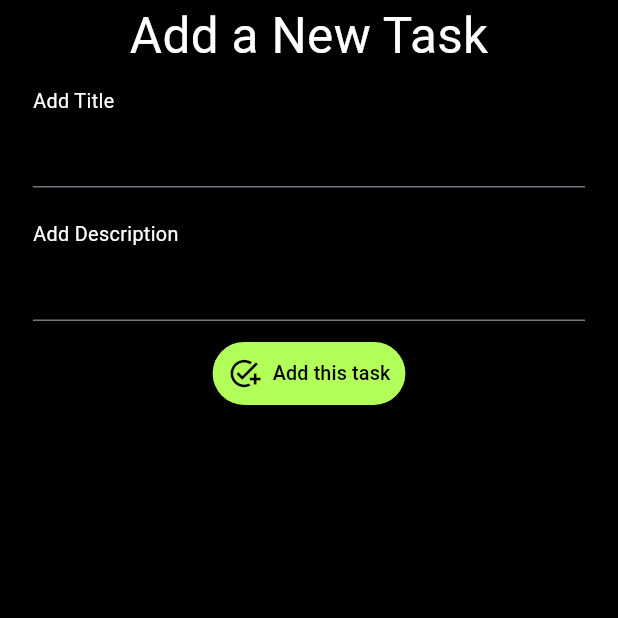
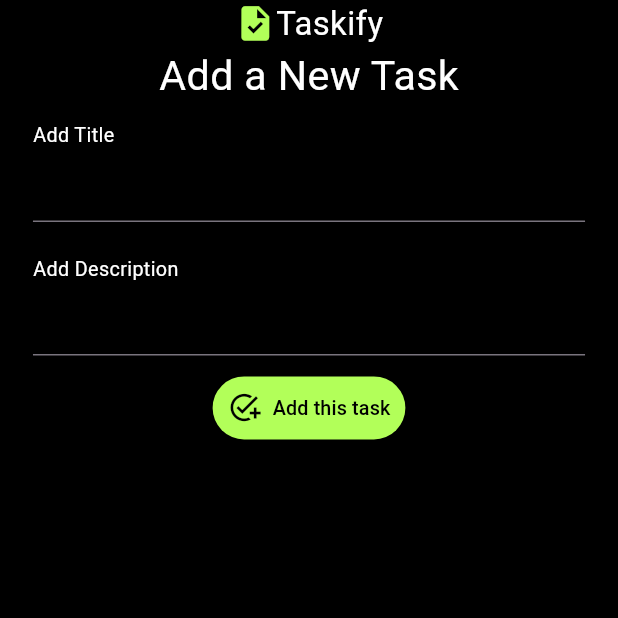
Before and after one commit to fahimmahmud618/Taskify, a Flutter app: the screen it shows after launch, after a tap on the "add" icon, on a phone screen of 412 x 824 dp, the top half of it. Run offline on Flutter 3.47's test engine with Material 3 defaults, Android fonts, the phone set to English and light mode, and no system bars; accounts and stored records are empty.

Commit message:
add task complete without backend

```diff
--- a/lib/pages/add_task_page.dart
+++ b/lib/pages/add_task_page.dart
@@ -1,16 +1,20 @@
 import 'package:flutter/material.dart';
 import 'package:taskify/widgets/input_widget.dart';
 import 'package:taskify/styles.dart';
+import 'package:taskify/widgets/taskify_nameplate.dart';
+
 class AddTask extends StatefulWidget {
-  const AddTask({super.key});
+  const AddTask({Key? key, required this.addToDoItem}) : super(key: key);
+
+  final Function(String, String) addToDoItem;
 
   @override
   State<AddTask> createState() => _AddTaskState();
 }
 
 class _AddTaskState extends State<AddTask> {
-  TextEditingController taskTitle = new TextEditingController();
-  TextEditingController taskDescription = new TextEditingController();
+  TextEditingController taskTitle = TextEditingController();
+  TextEditingController taskDescription = TextEditingController();
 
   @override
   Widget build(BuildContext context) {
@@ -18,16 +22,18 @@ class _AddTaskState extends State<AddTask> {
       body: Container(
         child: Column(
           children: [
-            Text("Add a New Task", style: headingStyle(context),),
-            InputTextWidget("Add Title",taskTitle, context),
-            InputTextWidget("Add Description",taskDescription, context),
+            TaskifyNameplate(context),
+            Text("Add a New Task", style: headingStyle(context)),
+            InputTextWidget("Add Title", taskTitle, context),
+            InputTextWidget("Add Description", taskDescription, context),
             TextButton.icon(
-                onPressed: (){},
-                icon: Icon(Icons.add_task,size: 20*get_scale_factor(context),),
-                label: Text("Add this task", style: normalTextStyle(context),),
-
+              onPressed: () {
+                widget.addToDoItem(taskTitle.text, taskDescription.text);
+                Navigator.pop(context);
+              },
+              icon: Icon(Icons.add_task, size: 20 * get_scale_factor(context)),
+              label: Text("Add this task", style: normalTextStyle(context)),
             ),
-
           ],
         ),
       ),
--- a/lib/pages/home_page.dart
+++ b/lib/pages/home_page.dart
@@ -1,7 +1,7 @@
 import 'package:flutter/material.dart';
 import 'package:taskify/pages/add_task_page.dart';
 import 'package:taskify/widgets/task_tile_widget.dart';
-
+import 'package:taskify/widgets/taskify_nameplate.dart';
 import '../model/todo.dart';
 import '../model/user.dart';
 
@@ -42,6 +42,7 @@ class _HomePageState extends State<HomePage> {
             padding: EdgeInsets.symmetric(horizontal: 15),
             child: Column(
               children: [
+                TaskifyNameplate(context),
                 searchBox(),
                 Expanded(child: ListView(
                   children: [
@@ -60,7 +61,7 @@ class _HomePageState extends State<HomePage> {
       ),
       floatingActionButton: FloatingActionButton(
         onPressed: () {
-          Navigator.push(context, MaterialPageRoute(builder: (context) => AddTask()));
+          Navigator.push(context, MaterialPageRoute(builder: (context) => AddTask(addToDoItem: _addToDoItem,)));
         },
         child: Icon(Icons.add),
         shape: CircleBorder(),
@@ -80,8 +81,10 @@ class _HomePageState extends State<HomePage> {
     });
   }
 
-  void _addToDoItem(String todoText) {
+  void _addToDoItem(String todoTitle, String todoDescription) {
     setState(() {
+      Todo addedTodo = new Todo("10", "fahim", todoTitle, todoDescription, DateTime.now(), false);
+      foundedToDoFromSearch.add(addedTodo);
       // todoList.add(Todo(id: DateTime.now().toString(), todo_text: todoText),);
     });
     // todoAddController.clear();
--- a/lib/styles.dart
+++ b/lib/styles.dart
@@ -12,9 +12,19 @@ TextStyle headingStyle(BuildContext context) {
   double scaleFactor = screenWidth / 375.0;
 
   return TextStyle(
-    fontSize: 30 * scaleFactor,
+    fontSize: 25 * scaleFactor,
   );
 }
+
+TextStyle logoTextStyle(BuildContext context) {
+  double screenWidth = MediaQuery.of(context).size.width;
+  double scaleFactor = screenWidth / 375.0;
+
+  return TextStyle(
+    fontSize: 20 * scaleFactor,
+  );
+}
+
 TextStyle normalTextStyle(BuildContext context) {
   double screenWidth = MediaQuery.of(context).size.width;
   double scaleFactor = screenWidth / 375.0; // Adjust the reference screen width as needed
--- /dev/null
+++ b/lib/widgets/taskify_nameplate.dart
@@ -0,0 +1,15 @@
+import 'package:flutter/cupertino.dart';
+import 'package:flutter/material.dart';
+import 'package:taskify/styles.dart';
+
+Widget TaskifyNameplate(BuildContext context){
+  return Center(
+    child: Row(
+      mainAxisAlignment: MainAxisAlignment.center,
+      children: [
+        Icon(Icons.task, size: 25*get_scale_factor(context), color: Colors.lightGreenAccent,),
+        Text("Taskify", style: logoTextStyle(context),),
+      ],
+    ),
+  );
+}
```
